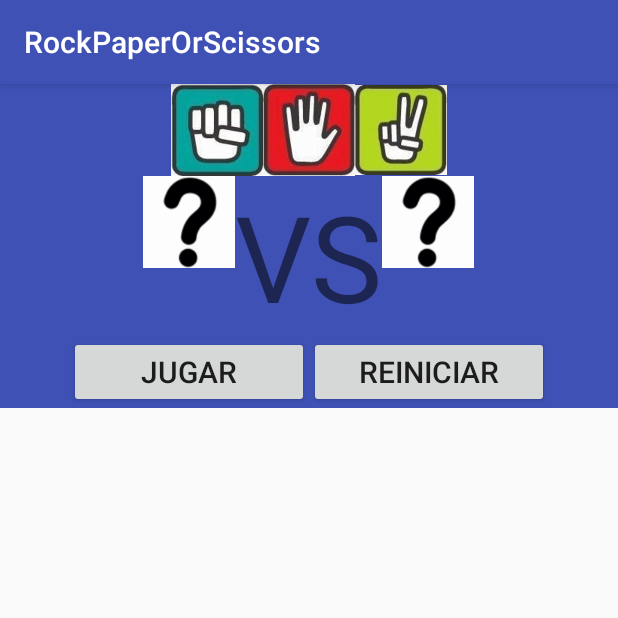
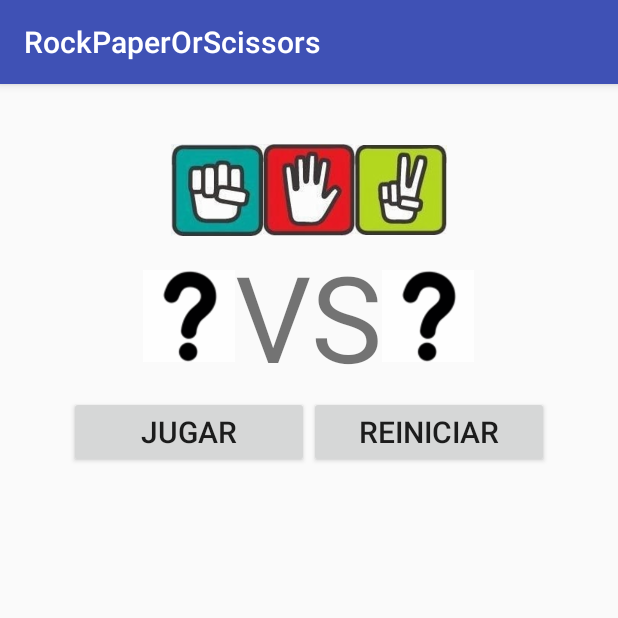
Before and after one commit to eneasdh-fs/RockPaperOrScissors, an Android app: the screen it shows after launch (MainActivity), on a phone screen of 412 x 824 dp, the top half of it. Run offline under Robolectric (Android 15) with nearby library versions, the phone set to English and light mode, and no system bars.

Commit message:
Format activity_main.xml

```diff
--- a/app/src/main/res/layout/activity_main.xml
+++ b/app/src/main/res/layout/activity_main.xml
@@ -9,10 +9,11 @@
         tools:showIn="@layout/activity_main">
 
     <LinearLayout
-            android:background="@color/colorPrimary"
             android:id="@+id/container"
             android:layout_width="match_parent"
             android:layout_height="wrap_content"
+            android:gravity="center_vertical"
+            android:padding="40dp"
             android:orientation="vertical">
 
         <LinearLayout
@@ -27,7 +28,7 @@
                 android:layout_width="match_parent"
                 android:layout_height="wrap_content"
                 android:orientation="horizontal"
-                android:gravity="center_horizontal">
+                android:gravity="center_horizontal|center_vertical">
 
             <ImageView
                     android:layout_width="wrap_content"
@@ -49,6 +50,7 @@
                     android:src="@drawable/unknown"
                     android:id="@+id/rival"/>
         </LinearLayout>
+
         <LinearLayout
                 android:layout_width="match_parent"
                 android:layout_height="wrap_content"
@@ -61,16 +63,14 @@
                     android:text="Jugar"
                     android:textSize="20dp"
                     android:layout_gravity="center_horizontal"
-                    android:id="@+id/game"
-            />
+                    android:id="@+id/game"/>
             <Button
                     android:layout_width="160dp"
                     android:layout_height="wrap_content"
                     android:text="Reiniciar"
                     android:textSize="20dp"
                     android:layout_gravity="center_horizontal"
-                    android:id="@+id/restart"
-            />
+                    android:id="@+id/restart" />
         </LinearLayout>
     </LinearLayout>
 
```
